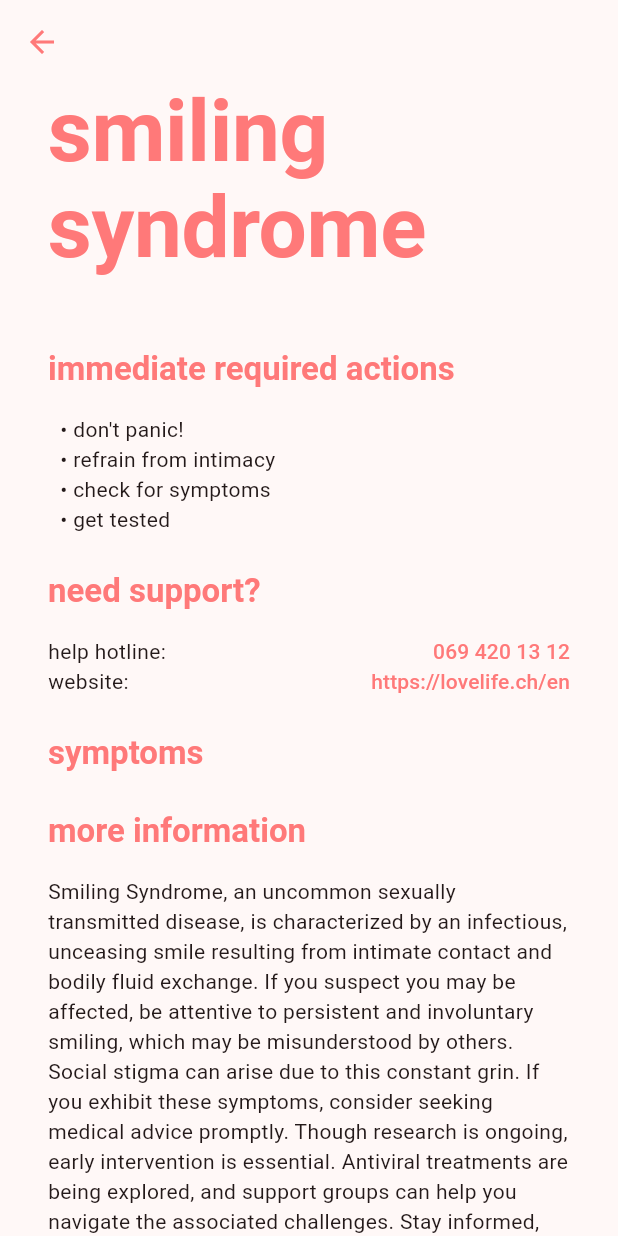
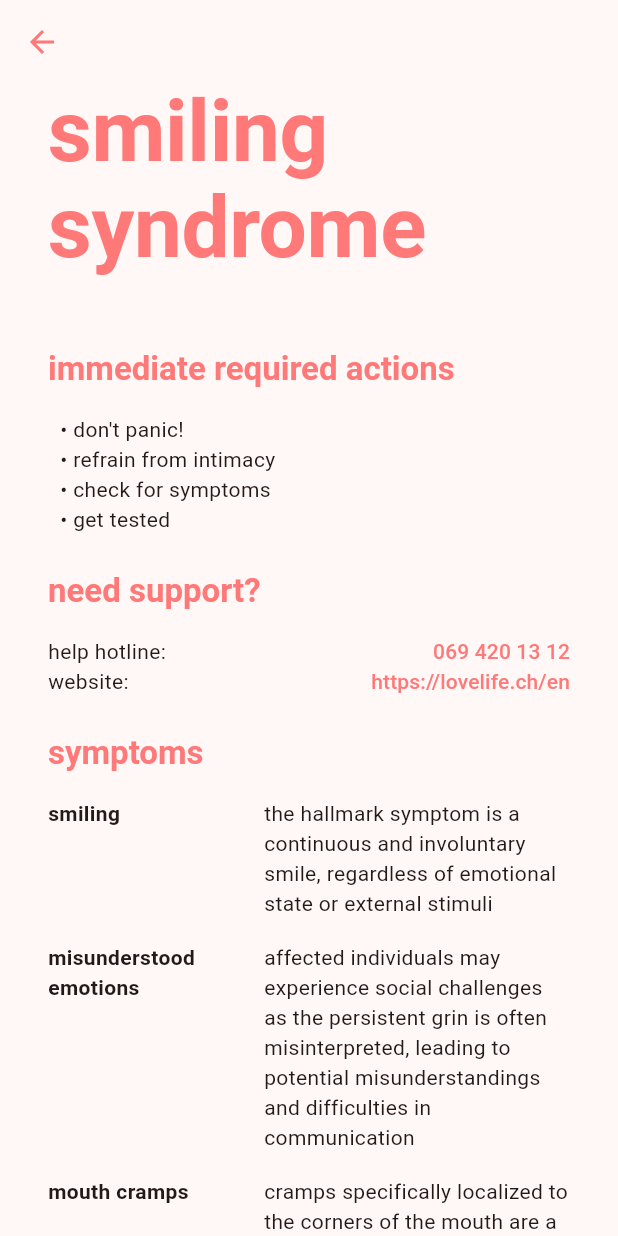
Before and after one commit to LaurinZubler/ba-app, a Flutter app: the ExposureInfoView screen opened directly, on a phone screen of 412 x 824 dp. Run offline on Flutter 3.47's test engine with Material 3 defaults, Android fonts, the light colour scheme and no system bars; our stand-ins replace flutter_hooks, fluttertoast, freezed_annotation, hooks_riverpod, qr_flutter; missing offline and left inert: mobile_scanner; generated files the repository leaves out were written again; Roboto replaces fonts that are missing (SFProDisplay, SFProText).

Commit message:
exposure info scroll

```diff
--- a/lib/l10n/app_de.arb
+++ b/lib/l10n/app_de.arb
@@ -26,7 +26,7 @@
       "sti": {}
     }
   },
-  "sti_moreInformation": "{sti, select, smilingSyndrome {Smiling Syndrome, an uncommon sexually transmitted disease, is characterized by an infectious, unceasing smile resulting from intimate contact and bodily fluid exchange. If you suspect you may be affected, be attentive to persistent and involuntary smiling, which may be misunderstood by others. Social stigma can arise due to this constant grin. If you exhibit these symptoms, consider seeking medical advice promptly. Though research is ongoing, early intervention is essential. Antiviral treatments are being explored, and support groups can help you navigate the associated challenges. Stay informed, prioritize safe practices, and consult a healthcare professional for guidance.} otherSti {Other STI} other {default}}",
+  "sti_moreInformation": "{sti, select, smilingSyndrome {Smiling Syndrome, an uncommon sexually transmitted infection, is characterized by an infectious, unceasing smile resulting from intimate contact and bodily fluid exchange. If you suspect you may be affected, be attentive to persistent and involuntary smiling, which may be misunderstood by others. Social stigma can arise due to this constant grin. If you exhibit these symptoms, consider seeking medical advice promptly. Though research is ongoing, early intervention is essential. Antiviral treatments are being explored, and support groups can help you navigate the associated challenges. Stay informed, prioritize safe practices, and consult a healthcare professional for guidance.} otherSti {Other STI} other {default}}",
   "@sti_moreInformation": {
     "placeholders": {
       "sti": {}
--- a/lib/l10n/app_en.arb
+++ b/lib/l10n/app_en.arb
@@ -26,7 +26,7 @@
       "sti": {}
     }
   },
-  "sti_moreInformation": "{sti, select, smilingSyndrome {Smiling Syndrome, an uncommon sexually transmitted disease, is characterized by an infectious, unceasing smile resulting from intimate contact and bodily fluid exchange. If you suspect you may be affected, be attentive to persistent and involuntary smiling, which may be misunderstood by others. Social stigma can arise due to this constant grin. If you exhibit these symptoms, consider seeking medical advice promptly. Though research is ongoing, early intervention is essential. Antiviral treatments are being explored, and support groups can help you navigate the associated challenges. Stay informed, prioritize safe practices, and consult a healthcare professional for guidance.} otherSti {Other STI} other {default}}",
+  "sti_moreInformation": "{sti, select, smilingSyndrome {Smiling Syndrome, an uncommon sexually transmitted infection, is characterized by an infectious, unceasing smile resulting from intimate contact and bodily fluid exchange. If you suspect you may be affected, be attentive to persistent and involuntary smiling, which may be misunderstood by others. Social stigma can arise due to this constant grin. If you exhibit these symptoms, consider seeking medical advice promptly. Though research is ongoing, early intervention is essential. Antiviral treatments are being explored, and support groups can help you navigate the associated challenges. Stay informed, prioritize safe practices, and consult a healthcare professional for guidance.} otherSti {Other STI} other {default}}",
   "@sti_moreInformation": {
     "placeholders": {
       "sti": {}
--- a/lib/view/screens/exposureInfo.dart
+++ b/lib/view/screens/exposureInfo.dart
@@ -10,7 +10,6 @@ class ExposureInfoView extends HookConsumerWidget {
 
   @override
   Widget build(BuildContext context, WidgetRef ref) {
-
     const sti = STI(key: "smilingSyndrome", numberOfSymptoms: 3);
 
     final symptomLabels = [
@@ -26,10 +25,8 @@ class ExposureInfoView extends HookConsumerWidget {
 
     return Theme(
       data: UpsiTheme.red,
-      child: Builder(
-        builder: (context) {
+      child: Builder(builder: (context) {
         return Scaffold(
-            // extendBodyBehindAppBar: true,
           appBar: AppBar(
             systemOverlayStyle: UpsiTheme.systemUiOverlayStyle,
           ),
@@ -38,13 +35,20 @@ class ExposureInfoView extends HookConsumerWidget {
             child: Column(
               crossAxisAlignment: CrossAxisAlignment.start,
               children: [
-                  Text(
+                Padding(
+                  padding: const EdgeInsets.only(bottom: 16),
+                  child: Text(
                     AppLocalizations.of(context)!.sti_name(sti.key),
                     style: Theme.of(context).textTheme.displayLarge,
                   ),
-
+                ),
+                Expanded(
+                  child: SingleChildScrollView(
+                    child: Column(
+                      crossAxisAlignment: CrossAxisAlignment.start,
+                      children: [
                         Padding(
-                    padding: const EdgeInsets.only(top: 48),
+                          padding: const EdgeInsets.only(top: 32),
                           child: Text(
                             AppLocalizations.of(context)!.exposureInfo_actions,
                             style: Theme.of(context).textTheme.titleLarge,
@@ -62,7 +66,6 @@ class ExposureInfoView extends HookConsumerWidget {
                             ],
                           )
                         ),
-
                         Padding(
                           padding: const EdgeInsets.only(top: 24),
                           child: Text(
@@ -98,7 +101,6 @@ class ExposureInfoView extends HookConsumerWidget {
                             ],
                           )
                         ),
-
                         Padding(
                           padding: const EdgeInsets.only(top: 24),
                           child: Text(
@@ -106,8 +108,9 @@ class ExposureInfoView extends HookConsumerWidget {
                             style: Theme.of(context).textTheme.titleLarge,
                           ),
                         ),
-                  Expanded(
-                    child: ListView.builder(
+                        ListView.builder(
+                          shrinkWrap: true,
+                          physics: const NeverScrollableScrollPhysics(),
                           itemCount: symptomLabels.length,
                           itemBuilder: (context, index) {
                             return Padding(
@@ -132,8 +135,6 @@ class ExposureInfoView extends HookConsumerWidget {
                             );
                           },
                         ),
-                  ),
-
                         Padding(
                           padding: const EdgeInsets.only(top: 24),
                           child: Text(
@@ -142,15 +143,18 @@ class ExposureInfoView extends HookConsumerWidget {
                           ),
                         ),
                         Padding(
-                    padding: const EdgeInsets.only(top: 16),
+                          padding: const EdgeInsets.only(top: 16, bottom: 32),
                           child: Text(AppLocalizations.of(context)!.sti_moreInformation(sti.key)),
                         )
                       ],
                     ),
                   ),
+                ),
+              ],
+            ),
+          ),
         );
-        }
-      )
+      })
     );
   }
 }
```
Lines whose indentation alone changed are shown as unchanged.
